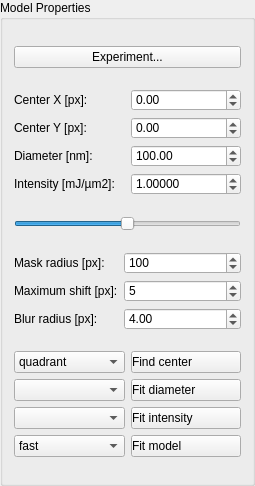
This is ui/modelProperties.ui in FXIhub/owl as Qt 5 draws it before an edit. The edited form follows.
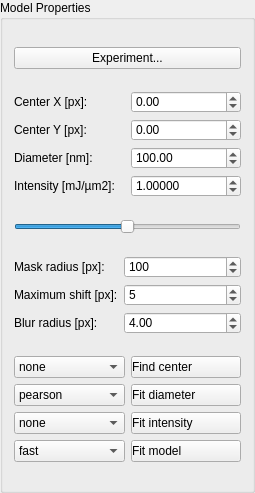
This is the edited form.

Commit message: fixed problem with multiple model painting and working on fitting of model diameter

The edit to the form file:
```diff
--- a/ui/modelProperties.ui
+++ b/ui/modelProperties.ui
@@ -7,7 +7,7 @@
     <x>0</x>
     <y>0</y>
     <width>255</width>
-    <height>486</height>
+    <height>493</height>
    </rect>
   </property>
   <property name="windowTitle">
@@ -195,6 +195,11 @@
          <verstretch>0</verstretch>
         </sizepolicy>
        </property>
+       <item>
+        <property name="text">
+         <string>none</string>
+        </property>
+       </item>
        <item>
         <property name="text">
          <string>quadrant</string>
@@ -232,6 +237,16 @@
          <verstretch>0</verstretch>
         </sizepolicy>
        </property>
+       <item>
+        <property name="text">
+         <string>pearson</string>
+        </property>
+       </item>
+       <item>
+        <property name="text">
+         <string>none</string>
+        </property>
+       </item>
       </widget>
      </item>
      <item row="1" column="1">
@@ -242,7 +257,13 @@
       </widget>
      </item>
      <item row="2" column="0">
-      <widget class="QComboBox" name="fitIntensityMethod"/>
+      <widget class="QComboBox" name="fitIntensityMethod">
+       <item>
+        <property name="text">
+         <string>none</string>
+        </property>
+       </item>
+      </widget>
      </item>
      <item row="2" column="1">
       <widget class="QPushButton" name="fitIntensityPushButton">
```
Left out of the diff: 10 changed lines with no effect on the pictures. The commit also changes 5 other files.
